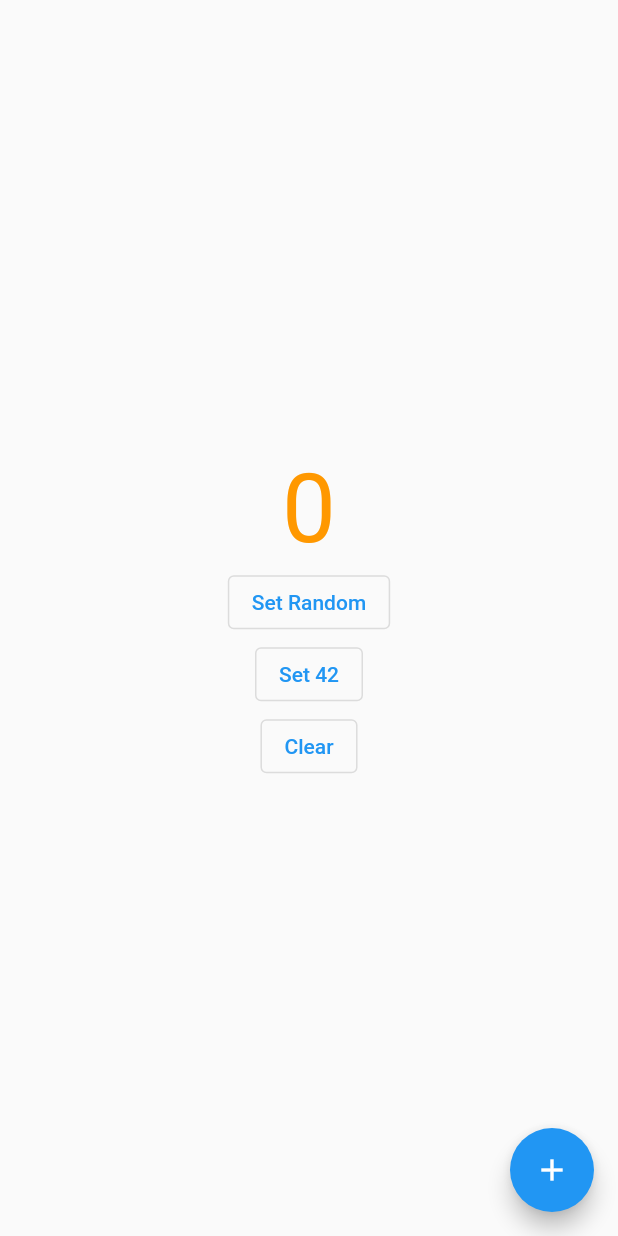
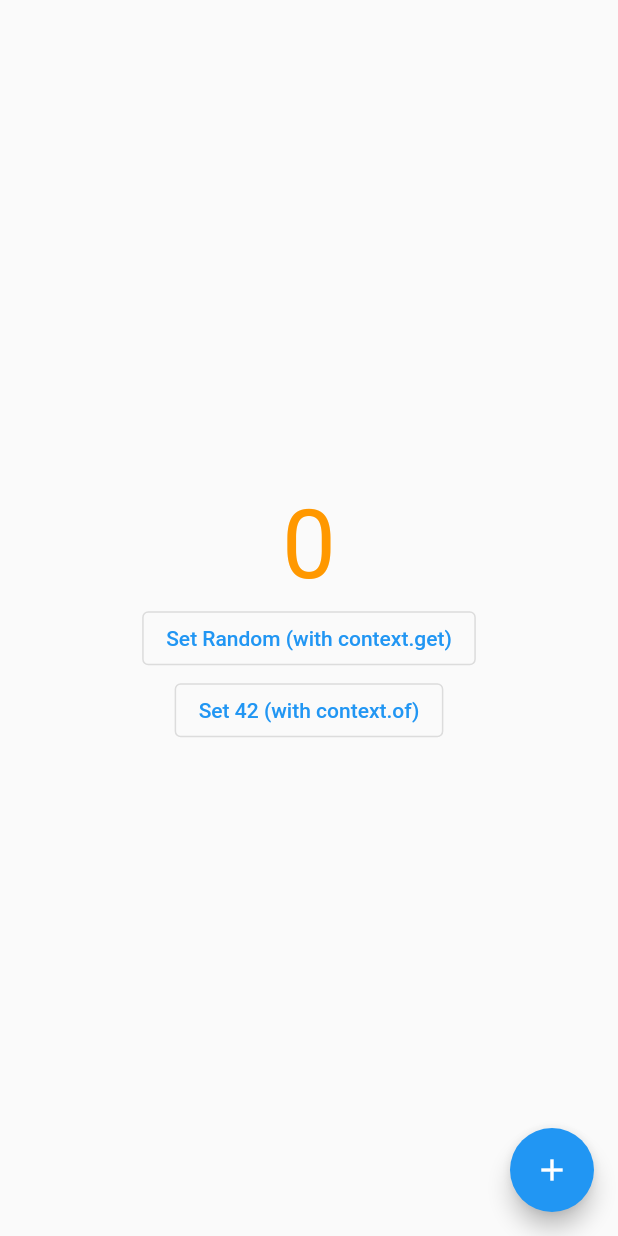
Before and after one commit to buttonsrtoys/bilocator, a Flutter app: the screen it shows after launch, on a phone screen of 412 x 824 dp. Run offline on Flutter 3.47's test engine with Material 2 defaults, Android fonts, the phone set to English and light mode, and no system bars; our stand-ins replace equatable.

Commit message:
updated example with context.of

```diff
--- a/example/lib/main.dart
+++ b/example/lib/main.dart
@@ -41,9 +41,6 @@ class _PageState extends State<Page> with Observer {
     return Bilocator<FortyTwoService>(
         location: Location.tree,
         builder: () => FortyTwoService(),
-        child: Bilocator<ClearService>(
-            location: Location.tree,
-            builder: () => ClearService(),
         child: Scaffold(
             body: Center(
                 child: Column(mainAxisAlignment: MainAxisAlignment.center, children: [
@@ -52,20 +49,16 @@ class _PageState extends State<Page> with Observer {
                       fontSize: 64, color: listenTo<ColorNotifier>(listener: () => setState(() {})).color.value)),
               OutlinedButton(
                   onPressed: () => setState(() => _counter = Bilocator.get<RandomService>().number),
-                      child: const Text('Set Random')),
+                  child: const Text('Set Random (with context.get)')),
               Builder(
                   builder: (context) => OutlinedButton(
-                          onPressed: () => setState(() => _counter = context.get<FortyTwoService>().number),
-                          child: const Text('Set 42'))),
-                  Builder(
-                      builder: (context) => OutlinedButton(
-                          onPressed: () => setState(() => _counter = context.get<ClearService>().number),
-                          child: const Text('Clear'))),
+                      onPressed: () => _counter = context.of<FortyTwoService>().number,
+                      child: const Text('Set 42 (with context.of)'))),
             ])),
             floatingActionButton: FloatingActionButton(
               onPressed: _incrementCounter,
               child: const Icon(Icons.add),
-                ))));
+            )));
   }
 }
 
@@ -88,12 +81,11 @@ class ColorNotifier extends ChangeNotifier {
   }
 }
 
-class FortyTwoService {
-  int get number => 42;
+class FortyTwoService extends ChangeNotifier {
+  int get number {
+    notifyListeners();
+    return 42;
   }
-
-class ClearService {
-  int get number => 0;
 }
 
 class RandomService {
```
Lines whose indentation alone changed are shown as unchanged.
